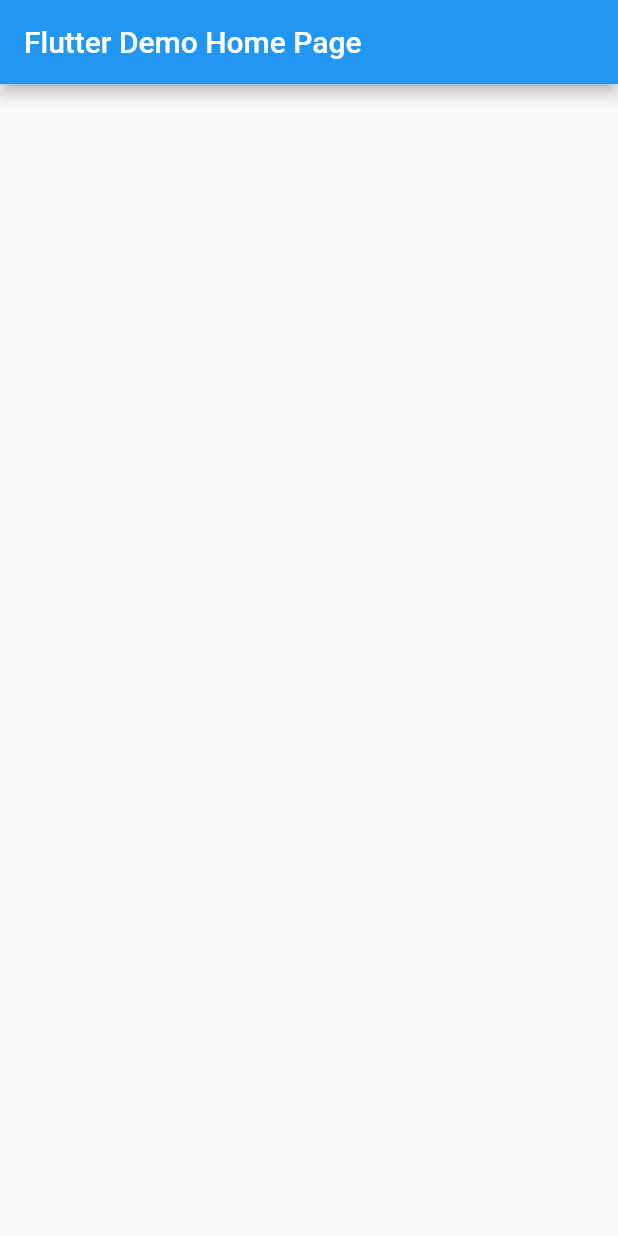
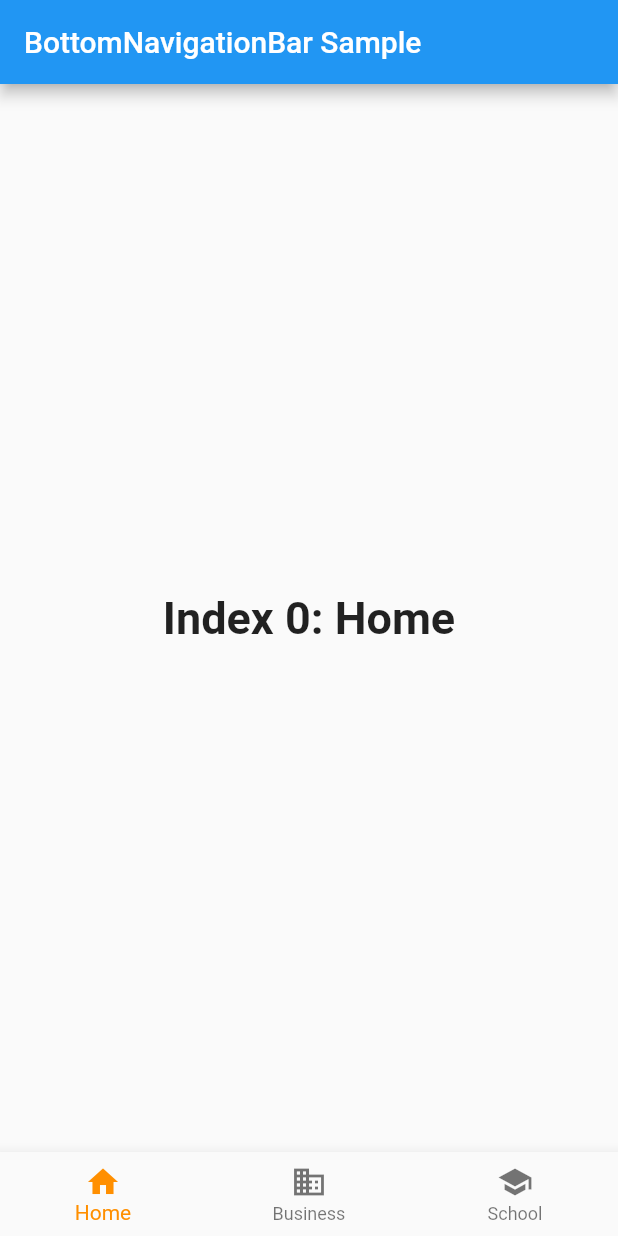
Before and after one commit to putrianna/cool_tourismapp, a Flutter app: the screen it shows after launch, on a phone screen of 412 x 824 dp. Run offline on Flutter 3.47's test engine with Material 2 defaults, Android fonts, the phone set to English and light mode, and no system bars.

Commit message:
I tried bottom bar and Home page

```diff
--- a/lib/main.dart
+++ b/lib/main.dart
@@ -1,43 +1,81 @@
 import 'package:flutter/material.dart';
 
-void main() {
-  runApp(MyApp());
-}
+void main() => runApp(MyApp());
 
+/// This is the main application widget.
 class MyApp extends StatelessWidget {
-  // This widget is the root of your application.
+  static const String _title = 'Flutter Code Sample';
+
   @override
   Widget build(BuildContext context) {
     return MaterialApp(
-      title: 'Flutter Demo',
-      theme: ThemeData(
-        primarySwatch: Colors.blue,
-        visualDensity: VisualDensity.adaptivePlatformDensity,
-      ),
-      home: MyHomePage(title: 'Flutter Demo Home Page'),
+      title: _title,
+      home: MyStatefulWidget(),
     );
   }
 }
 
-class MyHomePage extends StatefulWidget {
-  MyHomePage({Key key, this.title}) : super(key: key);
-
-  final String title;
+/// This is the stateful widget that the main application instantiates.
+class MyStatefulWidget extends StatefulWidget {
+  MyStatefulWidget({Key key}) : super(key: key);
 
   @override
-  _MyHomePageState createState() => _MyHomePageState();
+  _MyStatefulWidgetState createState() => _MyStatefulWidgetState();
 }
 
-class _MyHomePageState extends State<MyHomePage> {
+/// This is the private State class that goes with MyStatefulWidget.
+class _MyStatefulWidgetState extends State<MyStatefulWidget> {
+  int _selectedIndex = 0;
+  static const TextStyle optionStyle =
+      TextStyle(fontSize: 30, fontWeight: FontWeight.bold);
+  static const List<Widget> _widgetOptions = <Widget>[
+    Text(
+      'Index 0: Home',
+      style: optionStyle,
+    ),
+    Text(
+      'Index 1: Business',
+      style: optionStyle,
+    ),
+    Text(
+      'Index 2: School',
+      style: optionStyle,
+    ),
+  ];
+
+  void _onItemTapped(int index) {
+    setState(() {
+      _selectedIndex = index;
+    });
+  }
+
   @override
   Widget build(BuildContext context) {
     return Scaffold(
       appBar: AppBar(
-        title: Text(widget.title),
+        title: const Text('BottomNavigationBar Sample'),
       ),
-      body: Container(
-        alignment: Alignment.center,
-        padding: EdgeInsets.all(30),
+      body: Center(
+        child: _widgetOptions.elementAt(_selectedIndex),
+      ),
+      bottomNavigationBar: BottomNavigationBar(
+        items: const <BottomNavigationBarItem>[
+          BottomNavigationBarItem(
+            icon: Icon(Icons.home),
+            label: 'Home',
+          ),
+          BottomNavigationBarItem(
+            icon: Icon(Icons.business),
+            label: 'Business',
+          ),
+          BottomNavigationBarItem(
+            icon: Icon(Icons.school),
+            label: 'School',
+          ),
+        ],
+        currentIndex: _selectedIndex,
+        selectedItemColor: Colors.amber[800],
+        onTap: _onItemTapped,
       ),
     );
   }
```
Also changed, not shown: lib/home.dart (+29 -1 lines).
